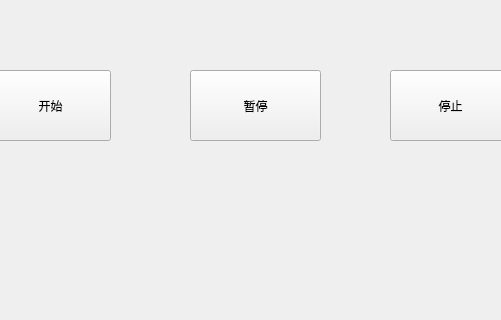
The window that mainwindow.ui (LCIS666/pythonFinalProject) describes before a commit, drawn with Qt 5; both pictures show x 130 to 631 and y 280 to 600 of the 800 by 600 pixel window.
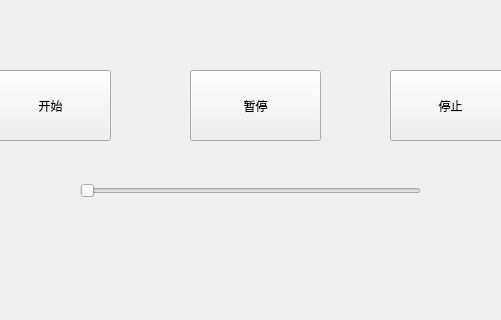
The same window after the commit.

```diff
--- a/mainwindow.ui
+++ b/mainwindow.ui
@@ -72,6 +72,19 @@
      <enum>Qt::Vertical</enum>
     </property>
    </widget>
+   <widget class="QSlider" name="progress_slider">
+    <property name="geometry">
+     <rect>
+      <x>210</x>
+      <y>460</y>
+      <width>341</width>
+      <height>22</height>
+     </rect>
+    </property>
+    <property name="orientation">
+     <enum>Qt::Horizontal</enum>
+    </property>
+   </widget>
   </widget>
   <widget class="QMenuBar" name="menubar">
    <property name="geometry">
```
